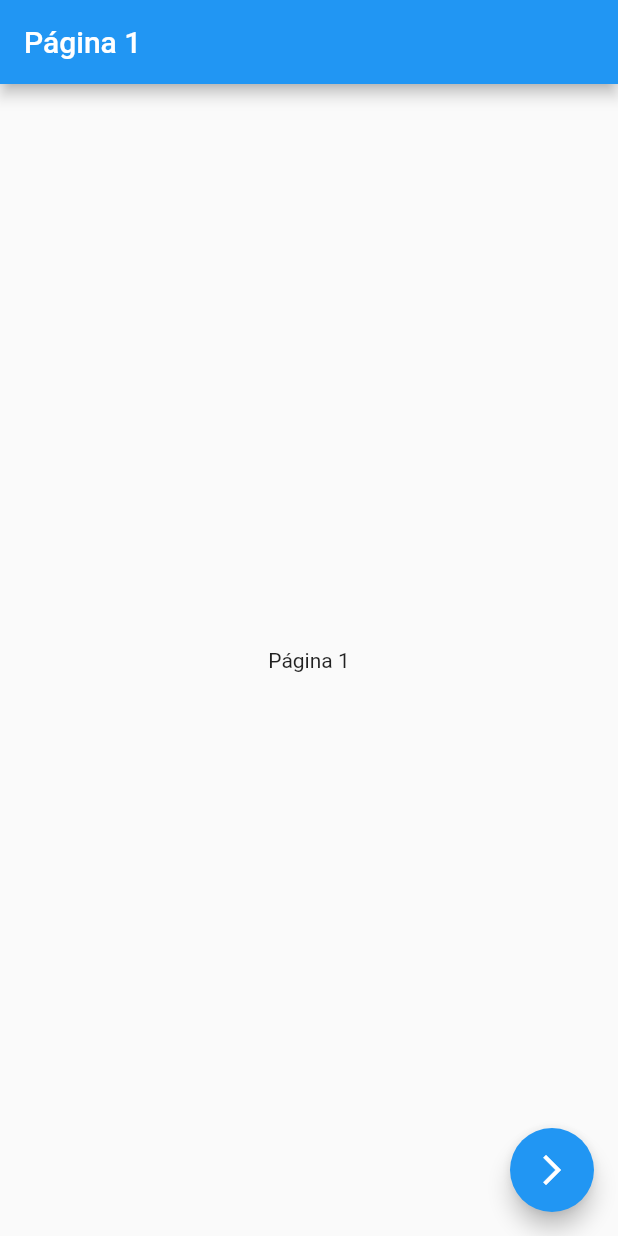
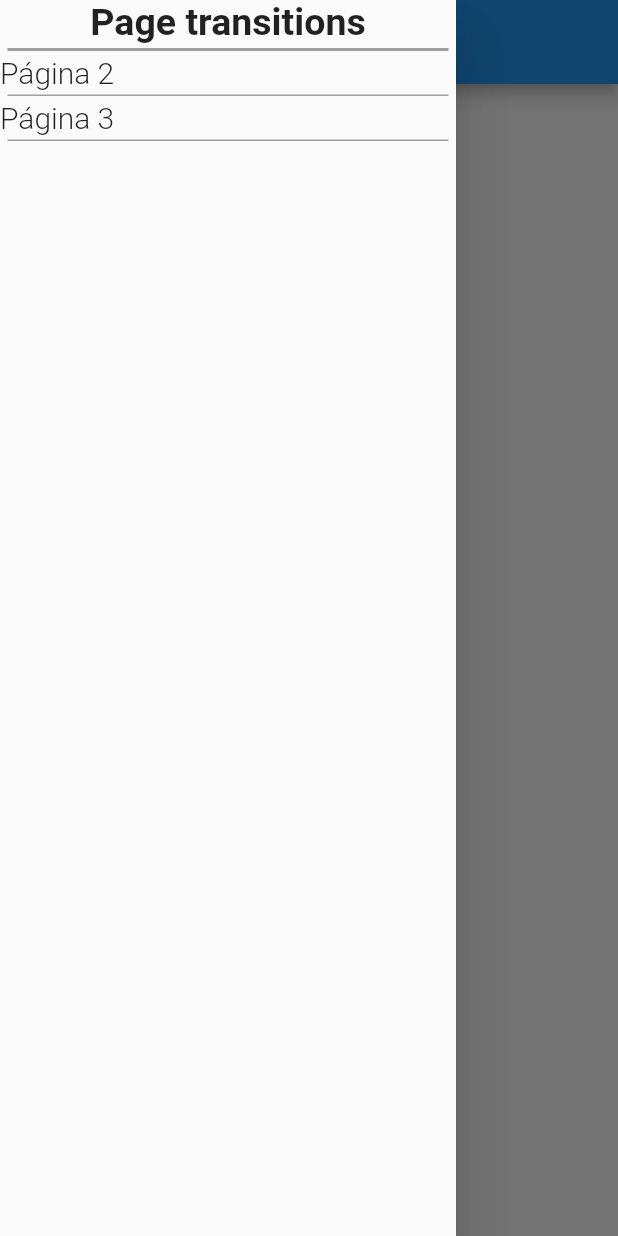
Before and after one commit to Sloot04/page_transitions, a Flutter app: the screen it shows after launch, with the side drawer open (before the commit the screen has no drawer), on a phone screen of 412 x 824 dp. Run offline on Flutter 3.47's test engine with Material 2 defaults, Android fonts, the phone set to English and light mode, and no system bars.

Commit message:
Scale Transition

```diff
--- a/lib/pages/pagina1_page.dart
+++ b/lib/pages/pagina1_page.dart
@@ -1,5 +1,6 @@
 import 'package:flutter/material.dart';
 import 'package:transicion_app/pages/pagina2_page.dart';
+import 'package:transicion_app/pages/pagina3_page.dart';
 
 class Pagina1Page extends StatelessWidget {
   @override
@@ -8,30 +9,106 @@ class Pagina1Page extends StatelessWidget {
       appBar: AppBar(
         title: Text('Página 1'),
       ),
+      drawer: _Pages(),
       body: Center(
         child: Text('Página 1'),
       ),
-      floatingActionButton: FloatingActionButton(
-        onPressed: () {
-          Navigator.push(context, _crearRuta());
-        },
-        child: Icon(Icons.arrow_forward_ios_outlined),
+    );
+  }
+}
+
+class _Pages extends StatelessWidget {
+  @override
+  Widget build(BuildContext context) {
+    return Drawer(
+      child: Container(
+        child: Column(
+          children: [
+            SafeArea(
+                child: Text(
+              'Page transitions',
+              style: TextStyle(fontSize: 25.0, fontWeight: FontWeight.w700),
+            )),
+            Container(
+              margin: EdgeInsets.symmetric(horizontal: 5.0, vertical: 3.0),
+              padding: EdgeInsets.symmetric(vertical: 10.0),
+              width: double.infinity,
+              height: 2.0,
+              color: Colors.grey,
+            ),
+            Column(
+              crossAxisAlignment: CrossAxisAlignment.start,
+              children: [
+                GestureDetector(
+                    onTap: () {
+                      Navigator.push(context, _rutaPag2());
+                    },
+                    child: Text(
+                      'Página 2',
+                      style: TextStyle(
+                          fontWeight: FontWeight.w300, fontSize: 20.0),
+                    )),
+                Container(
+                  margin: EdgeInsets.symmetric(horizontal: 5.0, vertical: 3.0),
+                  padding: EdgeInsets.symmetric(vertical: 10.0),
+                  width: double.infinity,
+                  height: 1.0,
+                  color: Colors.grey,
+                ),
+                GestureDetector(
+                    onTap: () {
+                      Navigator.push(context, _rutaPag3());
+                    },
+                    child: Text(
+                      'Página 3',
+                      style: TextStyle(
+                          fontWeight: FontWeight.w300, fontSize: 20.0),
+                    )),
+                Container(
+                  margin: EdgeInsets.symmetric(horizontal: 5.0, vertical: 3.0),
+                  padding: EdgeInsets.symmetric(vertical: 10.0),
+                  width: double.infinity,
+                  height: 1.0,
+                  color: Colors.grey,
+                ),
+              ],
+            )
+          ],
+        ),
       ),
     );
   }
 
-  Route _crearRuta() {
-
-    return PageRouteBuilder(pageBuilder: (BuildContext context, Animation<double> animation, Animation<double> secondaryAnimation) => Pagina2Page(),
+  Route<Object?> _rutaPag3() {
+    return PageRouteBuilder(pageBuilder: (BuildContext context, Animation<double> animation, Animation<double> secondaryAnimation)=> Pagina3Page(),
     transitionDuration: Duration(milliseconds: 300),
     transitionsBuilder: (context, animation, secondaryAnimation, child){
-
- final curvedAnimation = CurvedAnimation(parent: animation, curve: Curves.easeInOut);
-
-  return SlideTransition(position: Tween<Offset>(begin: Offset(0.5, 1.0), end: Offset.zero ).animate(curvedAnimation),
-  child: child,
-  );
-    },
+      final curvedAnimation = CurvedAnimation(parent: animation, curve: Curves.easeInOut);
+     return ScaleTransition(
+          child: child,
+          scale: Tween<double>(begin: 0.0, end: 1.0).animate(curvedAnimation));
+    }
     );
   }
 }
+
+Route _rutaPag2() {
+  return PageRouteBuilder(
+    pageBuilder: (BuildContext context, Animation<double> animation,
+            Animation<double> secondaryAnimation) =>
+        Pagina2Page(),
+    transitionDuration: Duration(milliseconds: 300),
+    transitionsBuilder: (context, animation, secondaryAnimation, child) {
+      final curvedAnimation =
+          CurvedAnimation(parent: animation, curve: Curves.easeInOut);
+
+      return SlideTransition(
+          position: Tween<Offset>(begin: Offset(0.5, 1.0), end: Offset.zero)
+              .animate(curvedAnimation),
+          child: child,
+        );
+
+
+    },
+  );
+}
```
Also changed, not shown: lib/pages/pagina3_page.dart (added, +18 -0 lines).
